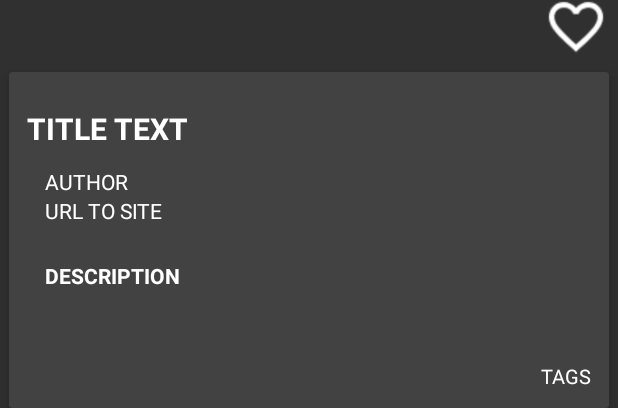
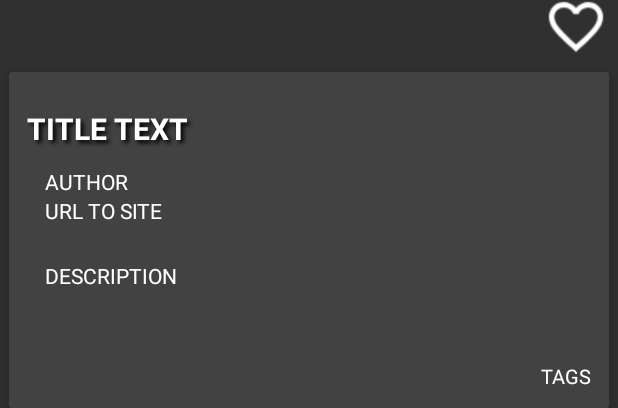
Before and after one commit to onionsalot/NewsReader, an Android app: the layout activity_details.xml on its own in the app's theme, with its tools: preview values and no code run, on a phone screen of 412 x 824 dp. Shown: the part 466-874 px from the top of the screen. Run offline under Robolectric (Android 15) with nearby library versions, the phone set to English and light mode, and no system bars.

Commit message:
Fixed issue with searches that broke from last patch and worked on some layouts

```diff
--- a/app/src/main/java/org/example/trongnguyen/newsreader/fragments/FavoritesFragment.java
+++ b/app/src/main/java/org/example/trongnguyen/newsreader/fragments/FavoritesFragment.java
@@ -146,6 +146,8 @@ public class FavoritesFragment extends Fragment implements LoaderManager.LoaderC
                 startActivity(intent);
             }
         });
+        TextView savedResults = (TextView) rootView.findViewById(R.id.saved_results);
+        savedResults.setText("Saved Articles: " + mNewsCursorAdapter.getCount());
     }
 
     @NonNull
--- a/app/src/main/res/layout/activity_details.xml
+++ b/app/src/main/res/layout/activity_details.xml
@@ -16,7 +16,8 @@
             android:layout_height="350dp"
             android:layout_width="match_parent"
             app:layout_scrollFlags="scroll|exitUntilCollapsed"
-            app:expandedTitleTextAppearance="@android:color/transparent"
+            app:expandedTitleTextAppearance="@style/TextAppearance.Design.CollapsingToolbar.Expanded.Shadow"
+            app:collapsedTitleTextAppearance="@style/TextAppearance.Design.CollapsingToolbar.Expanded.Shadow"
             android:fitsSystemWindows="true"
             >
 
@@ -78,7 +79,13 @@
                     android:padding="12dp"
                     android:text="TITLE TEXT"
                     android:textSize="20sp"
-                    android:textStyle="bold" />
+                    android:textStyle="bold"
+                    android:shadowColor="#000000"
+                    android:shadowDx="3"
+                    android:shadowDy="3"
+                    android:shadowRadius="3"
+                    android:textAlignment="textStart"
+                    android:textColor="#FFFFFF" />
 
                 <TextView
                     android:id="@+id/detail_author"
@@ -111,8 +118,7 @@
                         android:layout_weight="9"
                         android:padding="12dp"
                         android:text="DESCRIPTION"
-                        android:textSize="14sp"
-                        android:textStyle="bold" />
+                        android:textSize="14sp" />
 
                 </LinearLayout>
 
--- a/app/src/main/res/layout/fragment_main.xml
+++ b/app/src/main/res/layout/fragment_main.xml
@@ -17,7 +17,7 @@
         android:paddingBottom="8dp"
         android:paddingLeft="8dp"
         android:paddingTop="8dp"
-        android:text="Total returned: 999999"
+        android:text="Total returned: ---"
         android:textSize="14sp"
         app:layout_constraintEnd_toEndOf="parent"
         app:layout_constraintHorizontal_bias="1.0"
@@ -44,7 +44,6 @@
         android:id="@+id/news_list_view"
         android:layout_width="0dp"
         android:layout_height="0dp"
-        android:paddingTop="5dp"
         app:layout_constraintBottom_toBottomOf="parent"
         app:layout_constraintEnd_toEndOf="parent"
         app:layout_constraintHorizontal_bias="0.0"
--- a/app/src/main/res/layout/fragment_search_item.xml
+++ b/app/src/main/res/layout/fragment_search_item.xml
@@ -1,9 +1,8 @@
 <?xml version="1.0" encoding="utf-8"?>
-<android.support.v7.widget.AppCompatCheckBox xmlns:android="http://schemas.android.com/apk/res/android"
+<CheckedTextView xmlns:android="http://schemas.android.com/apk/res/android"
     android:id="@+id/checked_text"
     android:layout_width="fill_parent"
     android:layout_height="wrap_content"
-    android:buttonTint="?attr/customLayoutHighlightColor"
     android:checkMark="?android:attr/listChoiceIndicatorMultiple"
     android:gravity="center_vertical"
     android:padding="5sp" />
--- a/app/src/main/res/menu/drawer_menu.xml
+++ b/app/src/main/res/menu/drawer_menu.xml
@@ -3,7 +3,7 @@
 xmlns:tools="http://schemas.android.com/tools"
 tools:showIn="navigation_view">
 
-<group android:checkableBehavior="single">
+<group android:checkableBehavior="none">
     <item android:id="@+id/nav_home"
         android:icon="@drawable/ic_home"
         android:title="Home"/>
--- a/app/src/main/res/values/styles.xml
+++ b/app/src/main/res/values/styles.xml
@@ -27,5 +27,10 @@
         <item name="android:textColor">?attr/customTextColor</item>
     </style>
 
-
+    <style name="TextAppearance.Design.CollapsingToolbar.Expanded.Shadow">
+        <item name="android:shadowDy">0</item>
+        <item name="android:shadowDx">0</item>
+        <item name="android:shadowRadius">8</item>
+        <item name="android:shadowColor">@android:color/black</item>
+    </style>
 </resources>
```
Also changed, not shown: app/src/main/java/org/example/trongnguyen/newsreader/DetailsActivity.java (+10 -2 lines), app/src/main/java/org/example/trongnguyen/newsreader/fragments/MainFragment.java (+12 -1 lines), app/src/main/java/org/example/trongnguyen/newsreader/fragments/SearchFragment.java (+7 -8 lines), app/src/main/res/layout/fragment_favorites.xml (+11 -11 lines), app/src/main/res/layout/fragment_search.xml (+3 -6 lines), app/src/main/res/layout/news_items.xml (+11 -8 lines), app/src/main/res/layout/news_items_small.xml (+11 -24 lines).
